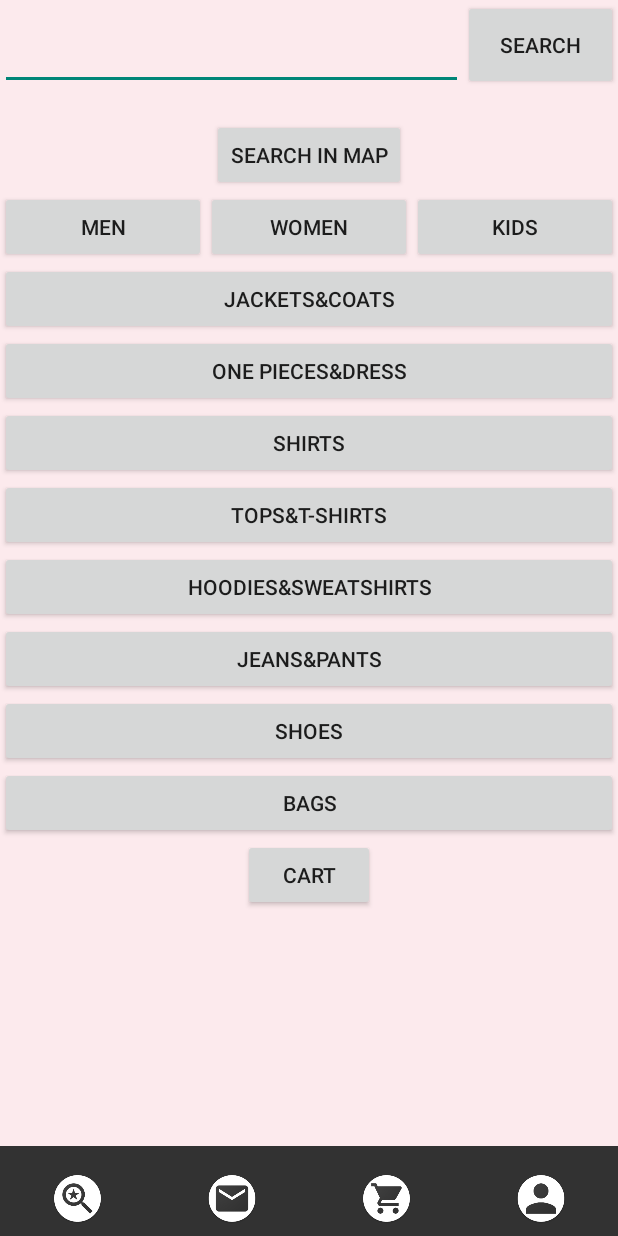
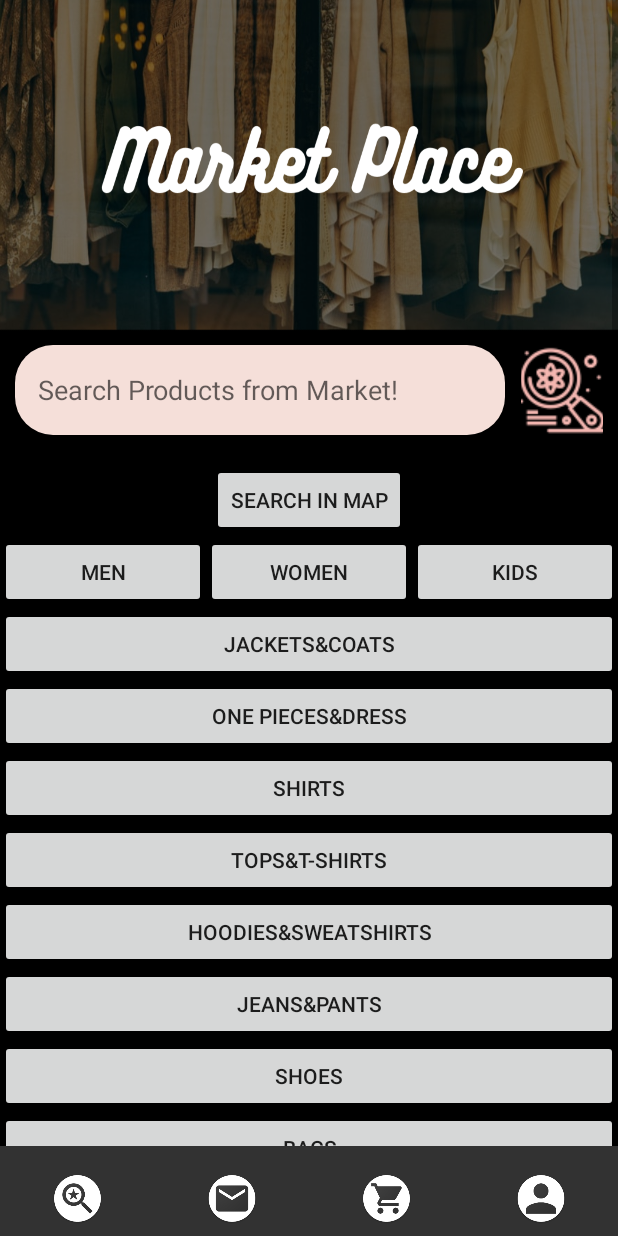
Before and after one commit to dengyixinliliow/CS501FinalProject, an Android app: the SearchActivity screen opened directly, with no data from a screen before it, on a phone screen of 412 x 824 dp. Run offline under Robolectric (Android 15) with nearby library versions, the light colour scheme and no system bars; our stand-ins replace Firebase (no records; nobody signed in at launch, a user with empty details on screens opened directly); libraries missing offline, so code that uses them is left out: com.algolia.search.

Commit message:
update search page ui

```diff
--- a/CS501/app/src/main/java/com/example/finalproject/ProductsLVAdapter.java
+++ b/CS501/app/src/main/java/com/example/finalproject/ProductsLVAdapter.java
@@ -59,6 +59,7 @@ public class ProductsLVAdapter extends ArrayAdapter<Product> {
                 product_id = product.getProductId();
                 Intent intent = new Intent(cont, ProductActivity.class);
                 intent.putExtra("product_id", product_id);
+                intent.putExtra("action_taker", "non-owner");
                 cont.startActivity(intent);
                 //pass id as the intent
                 Log.e("test", "clicked");
--- a/CS501/app/src/main/java/com/example/finalproject/SearchActivity.java
+++ b/CS501/app/src/main/java/com/example/finalproject/SearchActivity.java
@@ -12,6 +12,7 @@ import android.util.Log;
 import android.view.View;
 import android.widget.Button;
 import android.widget.EditText;
+import android.widget.ImageButton;
 import android.widget.TextView;
 import android.widget.Toast;
 
@@ -50,7 +51,7 @@ public class SearchActivity extends AppCompatActivity implements NavigationFragm
     private Button search_btnMap;
 
     private EditText search_search_box;
-    private Button search_search_btn;
+    private ImageButton search_search_btn;
 
     private Map<String, Object> current_user;
     public static final String USERNAME = "username";
@@ -87,7 +88,7 @@ public class SearchActivity extends AppCompatActivity implements NavigationFragm
         search_btnMap = (Button) findViewById(R.id.search_btnMap);
 
         search_search_box = (EditText) findViewById(R.id.search_search_box);
-        search_search_btn = (Button) findViewById(R.id.search_search_btn);
+        search_search_btn = (ImageButton) findViewById(R.id.search_search_btn);
 
         search_txtUsername = (TextView) findViewById(R.id.search_txtUsername);
 
--- a/CS501/app/src/main/res/layout/activity_display_search_results.xml
+++ b/CS501/app/src/main/res/layout/activity_display_search_results.xml
@@ -6,8 +6,8 @@
     xmlns:tools="http://schemas.android.com/tools"
     tools:context=".DisplaySearchResultsActivity">
 
-    <androidx.recyclerview.widget.RecyclerView
-        android:id="@+id/search_result_recyclerView"
+    <ListView
+        android:id="@+id/search_result_listView"
         android:layout_width="match_parent"
         android:layout_height="match_parent"/>
 
--- a/CS501/app/src/main/res/layout/activity_search.xml
+++ b/CS501/app/src/main/res/layout/activity_search.xml
@@ -4,59 +4,73 @@
     xmlns:tools="http://schemas.android.com/tools"
     android:layout_width="match_parent"
     android:layout_height="match_parent"
-    android:background="#FCEAED"
-    tools:context=".SearchActivity">
+    tools:context=".SearchActivity"
+    android:background="@drawable/market_bg"
+    >
+
+    <ScrollView
+        android:layout_width="match_parent"
+        android:layout_height="match_parent">
+
+        <LinearLayout
+            android:layout_width="match_parent"
+            android:layout_height="wrap_content"
+            android:orientation="vertical">
+
+            <View
+                android:layout_width="match_parent"
+                android:layout_height="230dp"/>
 
             <LinearLayout
                 android:id="@+id/search_search_bar"
                 android:layout_width="match_parent"
                 android:layout_height="60dp"
-        app:layout_constraintVertical_weight="1"
-        app:layout_constraintTop_toTopOf="parent"
-        app:layout_constraintBottom_toTopOf="@id/search_txtUsername"
-        android:orientation="horizontal">
+                android:orientation="horizontal"
+                android:layout_marginHorizontal="10dp">
+
                 <EditText
                     android:id="@+id/search_search_box"
                     android:layout_width="0dp"
                     android:layout_height="match_parent"
-            android:layout_weight="3" />
-        <Button
+                    android:layout_weight="3"
+                    android:background="@drawable/edit_text_bg"
+                    android:layout_marginRight="5dp"
+                    android:hint="Search Products from Market!"
+                    android:paddingLeft="15dp"/>
+
+                <ImageButton
                     android:id="@+id/search_search_btn"
                     android:layout_width="0dp"
                     android:layout_height="match_parent"
-            android:layout_weight="1"
-            android:text="Search"/>
+                    android:layout_weight="0.5"
+                    android:background="@color/black"
+                    android:src="@drawable/search_btn"
+                    android:layout_marginLeft="5dp"/>
             </LinearLayout>
 
             <TextView
                 android:id="@+id/search_txtUsername"
                 android:layout_width="wrap_content"
                 android:layout_height="wrap_content"
-        app:layout_constraintStart_toStartOf="parent"
-        app:layout_constraintEnd_toEndOf="parent"
-        app:layout_constraintTop_toBottomOf="@id/search_search_bar"
-        app:layout_constraintBottom_toTopOf="@id/search_btnMap"/>
+                android:textColor="@color/white"/>
+
+            <LinearLayout
+                android:layout_width="match_parent"
+                android:layout_height="wrap_content"
+                android:gravity="center">
 
                 <Button
                     android:id="@+id/search_btnMap"
                     android:layout_width="wrap_content"
                     android:layout_height="wrap_content"
-        android:text="search in map"
+                    android:text="search in map" />
 
-        app:layout_constraintStart_toStartOf="parent"
-        app:layout_constraintEnd_toEndOf="parent"
-        app:layout_constraintTop_toBottomOf="@id/search_txtUsername"
-        app:layout_constraintBottom_toTopOf="@id/search_department_bar"/>
+            </LinearLayout>
 
             <LinearLayout
                 android:id="@+id/search_department_bar"
                 android:layout_width="match_parent"
-        android:layout_height="wrap_content"
-        app:layout_constraintStart_toStartOf="parent"
-        app:layout_constraintEnd_toEndOf="parent"
-        android:orientation="horizontal"
-        app:layout_constraintTop_toBottomOf="@id/search_btnMap"
-        app:layout_constraintBottom_toTopOf="@id/search_category_filter">
+                android:layout_height="wrap_content">
 
                 <Button
                     android:id="@+id/search_btnMen"
@@ -146,13 +160,18 @@
             </LinearLayout>
 
             <Button
-        app:layout_constraintTop_toBottomOf="@id/search_category_filter"
-        app:layout_constraintStart_toStartOf="parent"
-        app:layout_constraintEnd_toEndOf="parent"
                 android:id="@+id/search_btnCart"
                 android:layout_width="wrap_content"
                 android:layout_height="wrap_content"
                 android:text="Cart"/>
+
+
+
+        </LinearLayout>
+
+    </ScrollView>
+
+
 
     <fragment
         android:id="@+id/fragment_nagivation"
```
Also changed, not shown: CS501/app/src/main/java/com/example/finalproject/DisplaySearchResultsActivity.java (+77 -73 lines), CS501/app/src/main/res/drawable-v24/market_bg.png (added), CS501/app/src/main/res/drawable-v24/search_btn.png (added). Lines whose indentation alone changed are shown as unchanged.
